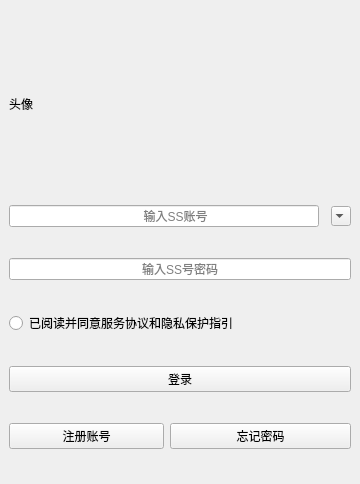
Above: src/page/land-page/LandPage.ui from FUQUANYUO/SynergySpot before the change. Below: the same form after it.
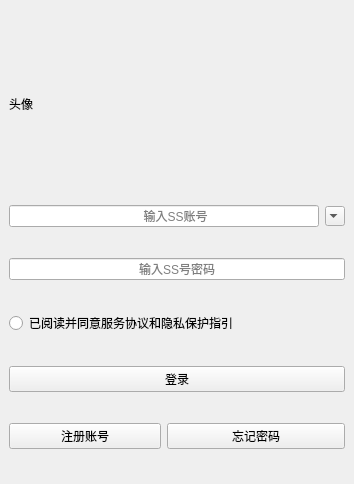
That is the form after the change.

The edit to the form file:
```diff
--- a/src/page/land-page/LandPage.ui
+++ b/src/page/land-page/LandPage.ui
@@ -6,7 +6,7 @@
    <rect>
     <x>0</x>
     <y>0</y>
-    <width>360</width>
+    <width>354</width>
     <height>484</height>
    </rect>
   </property>
```
